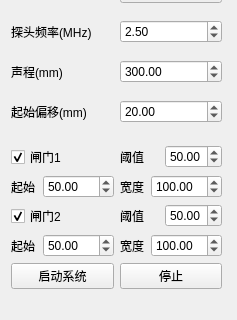
Above: Ui/ParaSetWidget.ui from lishuaiyuan1990/Zynq before the change; both pictures show x 0 to 237 and y 244 to 564 of the 237 by 564 pixel window. Below: the same form after it.
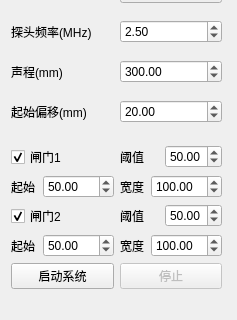
That is the form after the change.

Commit message: 启动系统以及停止按钮状态 设置

What changed in the file:
```diff
--- a/Ui/ParaSetWidget.ui
+++ b/Ui/ParaSetWidget.ui
@@ -13,7 +13,7 @@
   <property name="windowTitle">
    <string>ParaSet</string>
   </property>
-  <widget class="QWidget" name="">
+  <widget class="QWidget" name="layoutWidget">
    <property name="geometry">
     <rect>
      <x>11</x>
@@ -680,6 +680,9 @@
       </item>
       <item>
        <widget class="QPushButton" name="m_stopSysBtn">
+        <property name="enabled">
+         <bool>false</bool>
+        </property>
         <property name="text">
          <string>停止</string>
         </property>
```
The commit also changes 7 other files.
